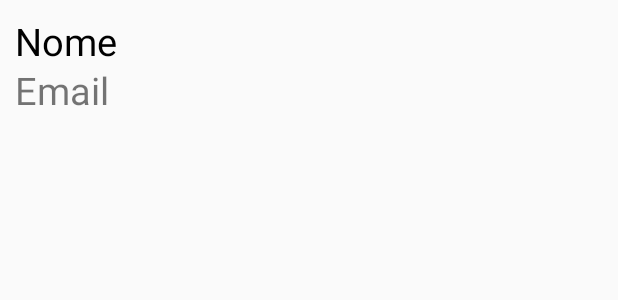
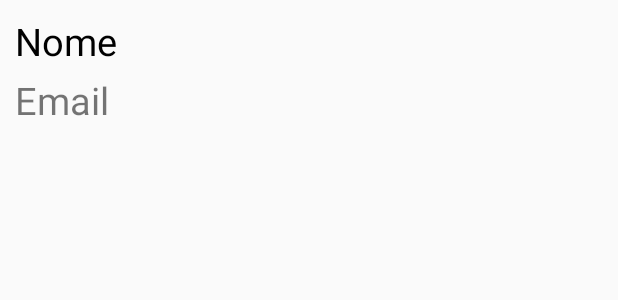
Before and after one commit to Maowss/AndroidAgenda, an Android app: the layout modelo_agenda.xml on its own in the app's theme, with its tools: preview values and no code run, on a phone screen of 412 x 824 dp. Shown: the top 300 px of the screen. Run offline under Robolectric (Android 15) with nearby library versions, the phone set to English and light mode, and no system bars.

```diff
--- a/app/build.gradle
+++ b/app/build.gradle
@@ -22,6 +22,7 @@ android {
 dependencies {
     implementation fileTree(dir: 'libs', include: ['*.jar'])
     implementation 'androidx.appcompat:appcompat:1.0.2'
+    implementation 'com.android.support:appcompat-v7:28.0.0'
     implementation 'androidx.constraintlayout:constraintlayout:1.1.3'
     testImplementation 'junit:junit:4.12'
     androidTestImplementation 'androidx.test.ext:junit:1.1.0'
--- a/app/src/main/res/layout/cadastro_usuario_layout.xml
+++ b/app/src/main/res/layout/cadastro_usuario_layout.xml
@@ -8,7 +8,7 @@
     tools:context=".activity.CadastroUsuarioActivity">
 
 
-    <LinearLayout
+    <!--<LinearLayout
         android:layout_width="match_parent"
         android:layout_height="wrap_content" />
 
@@ -148,6 +148,6 @@
             android:layout_gravity="center"
             android:layout_marginTop="50px"
             android:text="Adicionar"
-            android:textStyle="italic"/>
+            android:textStyle="italic"/>-->
 
 </LinearLayout>
--- a/app/src/main/res/layout/modelo_agenda.xml
+++ b/app/src/main/res/layout/modelo_agenda.xml
@@ -1,39 +1,39 @@
 <?xml version="1.0" encoding="utf-8"?>
 <RelativeLayout xmlns:android="http://schemas.android.com/apk/res/android"
+    xmlns:tools="http://schemas.android.com/tools"
     android:layout_width="match_parent"
-    android:layout_height="match_parent"
-    >
+    android:layout_height="match_parent">
 
     <RelativeLayout
-        android:id="@+id/lstDadosUsuario"
         android:layout_width="match_parent"
         android:layout_height="wrap_content"
+        android:layout_alignParentStart="true"
+        android:layout_alignParentTop="true"
         android:padding="10dp">
 
         <TextView
-            android:id="@+id/nome"
-            android:layout_width="match_parent"
-            android:layout_height="100dp"
+            android:id="@+id/idNome"
+            android:layout_width="343dp"
+            android:layout_height="113dp"
+            android:layout_alignEnd="@+id/idEmail"
             android:layout_centerVertical="true"
-            android:layout_marginEnd="44dp"
+            android:layout_marginEnd="22dp"
             android:layout_marginRight="44dp"
-            android:layout_toStartOf="@+id/txtNome"
             android:text="Nome"
             android:textColor="#000"
-            android:textSize="25sp"
-            android:layout_toLeftOf="@+id/email" />
+            android:textSize="25sp" />
 
         <TextView
-            android:id="@+id/email"
+            android:id="@+id/idEmail"
             android:layout_width="match_parent"
             android:layout_height="wrap_content"
             android:layout_alignParentEnd="true"
+            android:layout_alignParentRight="true"
             android:layout_centerVertical="true"
-            android:layout_marginEnd="27dp"
+            android:layout_marginRight="27dp"
             android:text="Email"
-            android:textSize="25sp"
-            android:layout_alignParentRight="true"
-            android:layout_marginRight="27dp" />
+            android:textSize="25sp" />
+
 
 
     </RelativeLayout>
```
Also changed, not shown: app/src/main/AndroidManifest.xml (+5 -2 lines), app/src/main/java/br/com/etecia/agendaapp/activity/InflateActivity.java (added, +62 -0 lines), app/src/main/java/br/com/etecia/agendaapp/activity/ListaUsuarioActivity.java (+57 -30 lines), app/src/main/res/layout/carrega_usuario.xml (+8 -8 lines).
